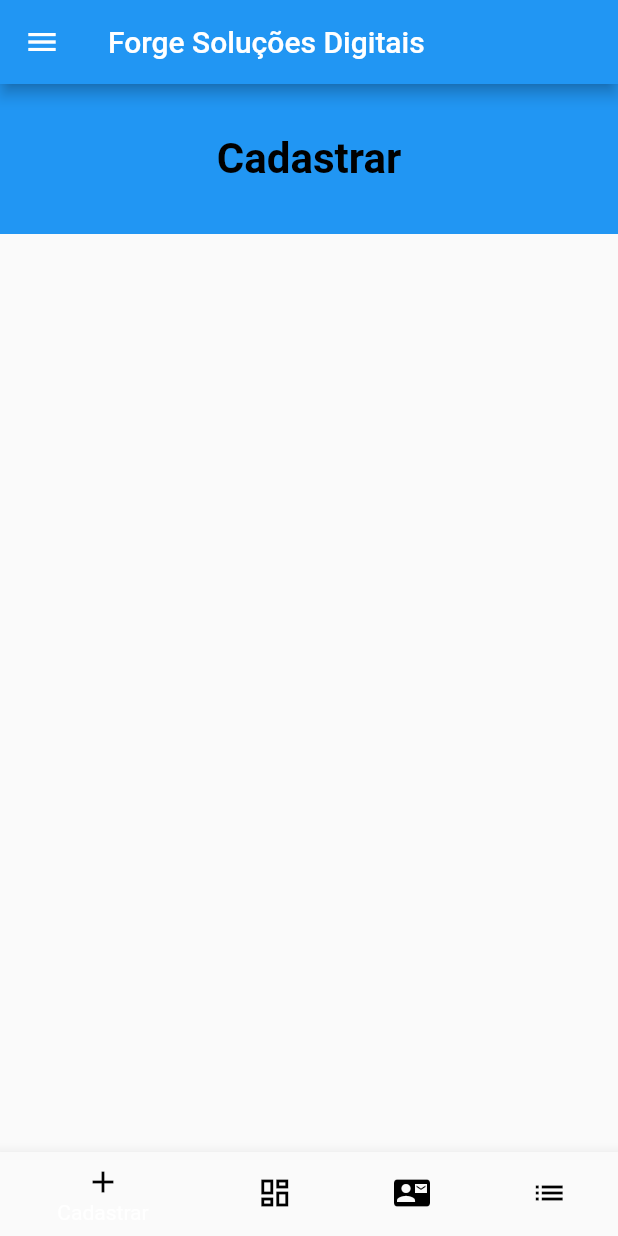
After one commit to lucasrafaeldesouza/LoginMobile, a Flutter app: the HomePage screen opened by its route, on a phone screen of 412 x 824 dp. The commit adds this screen. Run offline on Flutter 3.47's test engine with Material 2 defaults, Android fonts, the phone set to English and light mode, and no system bars.

Commit message:
atualizando projeto

```diff
--- /dev/null
+++ b/lib/home_page.dart
@@ -0,0 +1,133 @@
+import 'dart:ui';
+import 'package:flutter/cupertino.dart';
+import 'package:flutter/material.dart';
+import 'package:flutter/src/widgets/container.dart';
+import 'package:flutter/src/widgets/framework.dart';
+import 'package:projeto/pages/cadastrar.dart';
+import 'package:projeto/pages/contato.dart';
+import 'package:projeto/pages/dashboard.dart';
+import 'package:projeto/pages/todo_list_page.dart';
+
+class HomePage extends StatefulWidget {
+  @override
+  State<HomePage> createState() => _HomePageState();
+}
+
+class _HomePageState extends State<HomePage> {
+  PageController _pageController = PageController();
+
+  int indexBottomNavigationBar = 0;
+
+  @override
+  Widget build(BuildContext context) {
+    return Scaffold(
+      appBar: AppBar(
+        title: Text('Forge Soluções Digitais'),
+      ),
+      drawer: Drawer(
+        width: 180,
+        child: ListView(
+          children: [
+            UserAccountsDrawerHeader(
+              accountName: Text('Lucas'),
+              accountEmail: Text('lucas@hotmail.com'),
+              currentAccountPicture: CircleAvatar(
+                backgroundColor: Colors.black,
+                child: Text('L'),
+              ),
+            ),
+            ListTile(
+              title: Text('Cadastrar'),
+              trailing: Icon(Icons.arrow_forward),
+              onTap: () {
+                _pageController.jumpToPage(0);
+                Navigator.pop(context);
+                setState(() {
+                  indexBottomNavigationBar = 0;
+                });
+              },
+            ),
+            ListTile(
+              title: Text('Dashboard'),
+              trailing: Icon(Icons.arrow_forward),
+              onTap: () {
+                _pageController.jumpToPage(1);
+                Navigator.pop(context);
+                setState(() {
+                  indexBottomNavigationBar = 1;
+                });
+              },
+            ),
+            ListTile(
+              title: Text('Contato'),
+              trailing: Icon(Icons.arrow_forward),
+              onTap: () {
+                _pageController.jumpToPage(2);
+                Navigator.pop(context);
+                setState(() {
+                  indexBottomNavigationBar = 2;
+                });
+              },
+            ),
+            ListTile(
+              title: Text('Lista'),
+              trailing: Icon(Icons.arrow_forward),
+              onTap: () {
+                _pageController.jumpToPage(3);
+                Navigator.pop(context);
+                setState(() {
+                  indexBottomNavigationBar = 3;
+                });
+              },
+            ),
+          ],
+        ),
+      ),
+      body: PageView(
+        controller: _pageController,
+        children: [Cadastrar(), Dasoboard(), Contato(), TodoListPage()],
+      ),
+      bottomNavigationBar: BottomNavigationBar(
+          currentIndex: indexBottomNavigationBar,
+          onTap: (int page) {
+            setState(() {
+              indexBottomNavigationBar = page;
+            });
+            _pageController.animateToPage(
+              page,
+              duration: Duration(milliseconds: 300),
+              curve: Curves.ease,
+            );
+          },
+          items: [
+            BottomNavigationBarItem(
+                icon: Icon(
+                  Icons.add,
+                  color: Colors.black,
+                ),
+                label: 'Cadastrar'),
+            BottomNavigationBarItem(
+              icon: Icon(
+                Icons.dashboard_outlined,
+                color: Colors.black,
+              ),
+              label: 'Dashboard',
+            ),
+            BottomNavigationBarItem(
+              icon: Icon(
+                Icons.contact_mail,
+                color: Colors.black,
+              ),
+              label: 'Contato',
+            ),
+            BottomNavigationBarItem(
+              icon: Icon(
+                Icons.list,
+                color: Colors.black,
+              ),
+              label: 'List',
+            ),
+          ]),
+    );
+  }
+}
--- a/lib/main.dart
+++ b/lib/main.dart
@@ -1,5 +1,5 @@
 import 'package:flutter/material.dart';
-import 'package:projeto/pages/home_page.dart';
+import 'package:projeto/home_page.dart';
 import 'package:projeto/pages/login_page.dart';
 import 'package:projeto/pages/splash_page.dart';
 
@@ -21,7 +21,7 @@ class MyApp extends StatelessWidget {
       routes: {
         '/splash': (_) => const SplashPage(),
         '/login': (_) => LoginPage(),
-        '/home': (_) => const HomePage(),
+        '/home': (_) => HomePage(),
       },
     );
   }
--- /dev/null
+++ b/lib/pages/cadastrar.dart
@@ -0,0 +1,31 @@
+import 'package:flutter/material.dart';
+import 'package:flutter/src/widgets/container.dart';
+import 'package:flutter/src/widgets/framework.dart';
+
+class Cadastrar extends StatelessWidget {
+  const Cadastrar({super.key});
+
+  @override
+  Widget build(BuildContext context) {
+    return Column(
+      children: [
+        Container(
+          height: 100,
+          width: MediaQuery.of(context).size.width,
+          decoration: BoxDecoration(
+            color: Colors.blue,
+          ),
+          child: Center(
+            child: Text(
+              'Cadastrar',
+              style: TextStyle(
+                  color: Colors.black,
+                  fontSize: 28,
+                  fontWeight: FontWeight.bold),
+            ),
+          ),
+        ),
+      ],
+    );
+  }
+}
```
Also changed, not shown: lib/pages/contato.dart (added, +31 -0 lines), lib/pages/dashboard.dart (added, +31 -0 lines), lib/pages/home_page.dart (deleted, +0 -11 lines), lib/pages/todo_list_page.dart (added, +84 -0 lines).
